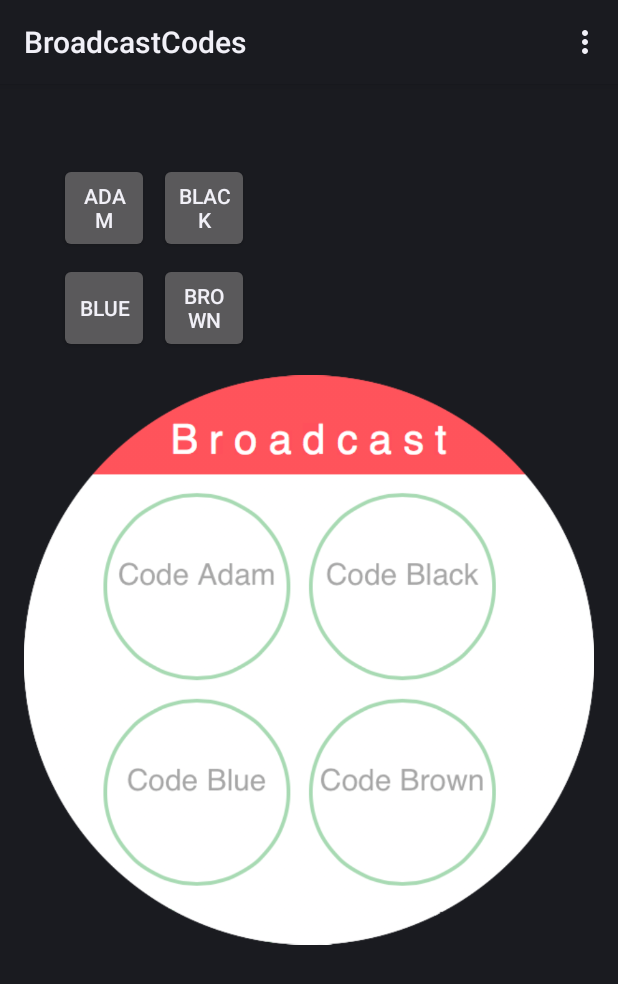
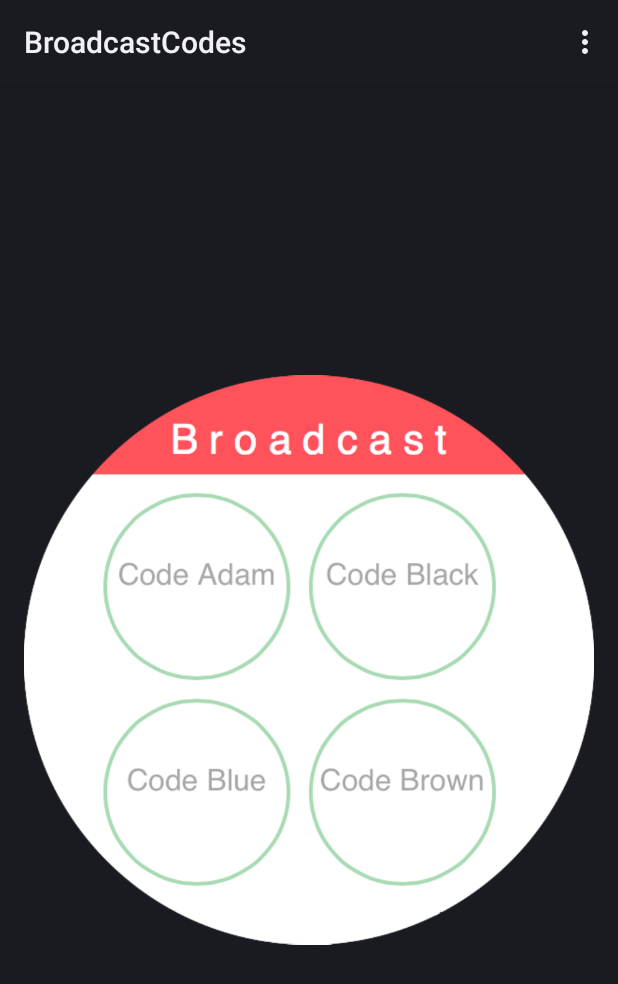
Before and after one commit to bkmunar/WareComm, an Android app: the BroadcastCodes screen opened directly, with no data from a screen before it, on a phone screen of 412 x 824 dp. Shown: the top 984 px of the screen. Run offline under Robolectric (Android 15) with nearby library versions, the phone set to English and light mode, and no system bars.

Commit message:
making buttons invisible

```diff
--- a/wear/src/main/java/com/example/bmunar/warecomm/BroadcastCodes.java
+++ b/wear/src/main/java/com/example/bmunar/warecomm/BroadcastCodes.java
@@ -2,6 +2,7 @@ package com.example.bmunar.warecomm;
 
 import android.app.Activity;
 import android.content.Intent;
+import android.graphics.Color;
 import android.os.Bundle;
 import android.util.Log;
 import android.view.Menu;
@@ -29,22 +30,26 @@ public class BroadcastCodes extends Activity {
         Button button1 = (Button)findViewById(R.id.Adam);
         button1.setX(35);
         button1.setY(55);
-//        button1.setBackgroundColor(Color.TRANSPARENT);
+        button1.setBackgroundColor(Color.TRANSPARENT);
+        button1.setTextColor(Color.TRANSPARENT);
 
         Button button2 = (Button)findViewById(R.id.Black);
         button2.setX(135);
         button2.setY(55);
-//        button2.setBackgroundColor(Color.TRANSPARENT);
+        button2.setBackgroundColor(Color.TRANSPARENT);
+        button2.setTextColor(Color.TRANSPARENT);
 
         Button button3 = (Button)findViewById(R.id.Blue);
         button3.setX(35);
         button3.setY(155);
-//        button3.setBackgroundColor(Color.TRANSPARENT);
+        button3.setBackgroundColor(Color.TRANSPARENT);
+        button3.setTextColor(Color.TRANSPARENT);
 
         Button button4 = (Button)findViewById(R.id.Brown);
         button4.setX(135);
         button4.setY(155);
-//        button4.setBackgroundColor(Color.TRANSPARENT);
+        button4.setBackgroundColor(Color.TRANSPARENT);
+        button4.setTextColor(Color.TRANSPARENT);
 
     }
 
--- a/wear/src/main/java/com/example/bmunar/warecomm/BroadcastNotification.java
+++ b/wear/src/main/java/com/example/bmunar/warecomm/BroadcastNotification.java
@@ -31,13 +31,13 @@ public class BroadcastNotification extends Activity {
         }
 
         // BRYAN THIS IS THE CODE THAT WILL TELL YOU WHAT IMAGE TO DISPLAY ON THIS ACTIVITY
-        if (code.equals("adam")) {
+        if (code.equals("Adam")) {
             ImageView iv = (ImageView) findViewById(R.id.broadcastNotificationImage);
             iv.setImageResource(R.drawable.broadcastnotification);
-        } else if (code.equals("black")) {
+        } else if (code.equals("Black")) {
             ImageView iv = (ImageView) findViewById(R.id.broadcastNotificationImage);
             iv.setImageResource(R.drawable.broadcastnotificationpingblack);
-        } else if (code.equals("blue")) {
+        } else if (code.equals("Blue")) {
             ImageView iv = (ImageView) findViewById(R.id.broadcastNotificationImage);
             iv.setImageResource(R.drawable.broadcastnotificationpingblue);
         } else {
--- a/wear/src/main/res/layout/activity_request_notification.xml
+++ b/wear/src/main/res/layout/activity_request_notification.xml
@@ -11,8 +11,7 @@
         android:layout_width="match_parent"
         android:layout_height="match_parent"
         android:id="@+id/requestNotificationImage"
-        android:layout_gravity="center"
-        android:onClick="confirmRequest"/>
+        android:layout_gravity="center"/>
     <Button
         android:layout_height="40dp"
         android:layout_width="40dp"
```
Also changed, not shown: wear/src/main/java/com/example/bmunar/warecomm/BroadcastPing.java (+9 -5 lines), wear/src/main/java/com/example/bmunar/warecomm/ConfirmedNotification.java (+2 -8 lines), wear/src/main/java/com/example/bmunar/warecomm/DepartmentList.java (+13 -4 lines), wear/src/main/java/com/example/bmunar/warecomm/requestNotification.java (+5 -6 lines).
